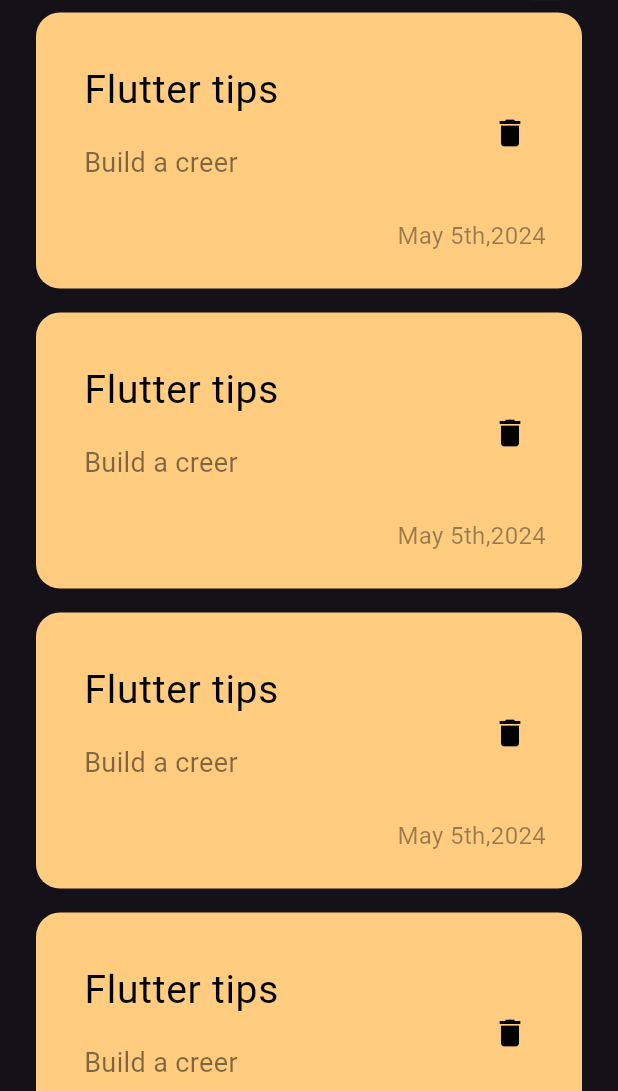
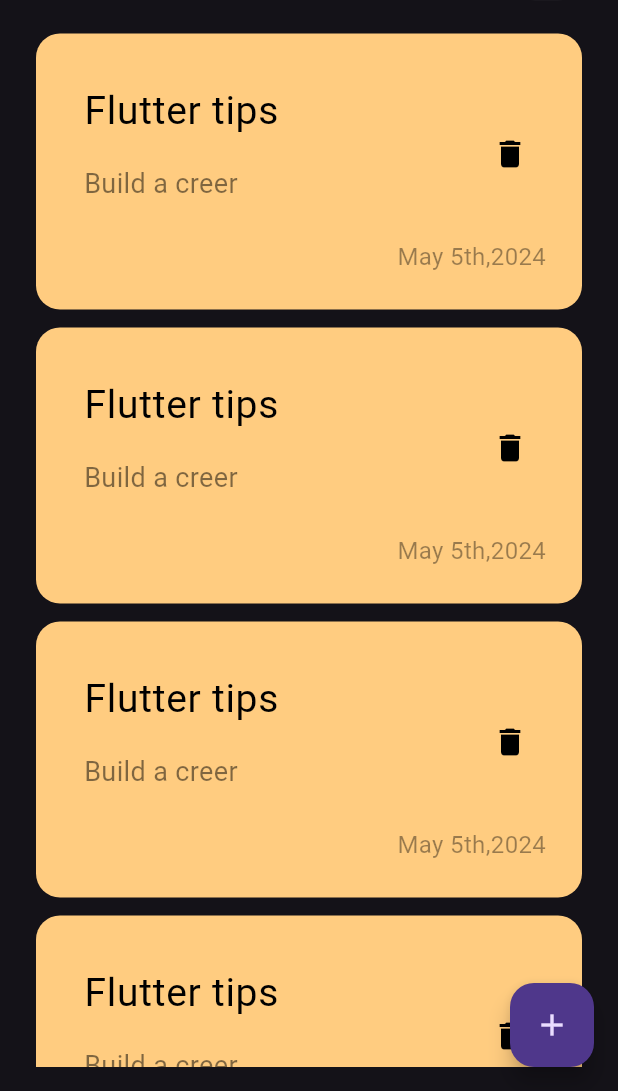
Before and after one commit to ayabelkhiri/Notes-APP, a Flutter app: the screen it shows after launch, on a phone screen of 412 x 824 dp, the part 145-1236 px from its top. Run offline on Flutter 3.47's test engine with Material 3 defaults, Android fonts, the phone set to English and light mode, and no system bars.

```diff
--- a/lib/views/notes_view.dart
+++ b/lib/views/notes_view.dart
@@ -1,6 +1,7 @@
 import 'package:flutter/material.dart';
 import 'package:flutter/src/foundation/key.dart';
 import 'package:flutter/src/widgets/framework.dart';
+import 'package:notes/views/widgets/add_note_bottom_sheet.dart';
 import 'package:notes/views/widgets/notes_view_body.dart';
 
 class NotesView extends StatelessWidget {
@@ -8,8 +9,17 @@ class NotesView extends StatelessWidget {
 
   @override
   Widget build(BuildContext context) {
-    return const Scaffold(
-      body: NotesViewBody(),
+    return  Scaffold(
+      floatingActionButton: FloatingActionButton(
+        onPressed: () {
+       showModalBottomSheet(context: context, builder: (context) {
+          return const  AddNoteBottomSheet();
+       });
+      },
+     child:const  Icon(Icons.add),
+      ),
+
+      body:const NotesViewBody(),
     );
   }
 }
--- a/lib/views/widgets/notes_list_view.dart
+++ b/lib/views/widgets/notes_list_view.dart
@@ -5,14 +5,20 @@ import 'package:notes/views/widgets/custom_note_item.dart';
 class NotesListView extends StatelessWidget {
   const NotesListView({Key? key}) : super(key: key);
 
+
   @override
   Widget build(BuildContext context) {
-    return ListView.builder(itemBuilder: (context, index)
-    { return const Padding(
-      padding:  EdgeInsets.symmetric(vertical: 8),
-      child:  NoteItem(),
+    return Padding(
+      padding: const EdgeInsets.symmetric(vertical: 16),
+      child: ListView.builder(
+        padding: EdgeInsets.zero,
+        itemBuilder: (context, index)
+      { return const Padding(
+        padding:  EdgeInsets.symmetric(vertical: 6),
+        child:  NoteItem(),
+      );
+
+      }),
     );
-
-    });
   }
 }
```
Also changed, not shown: lib/views/widgets/add_note_bottom_sheet.dart (added, +11 -0 lines).
